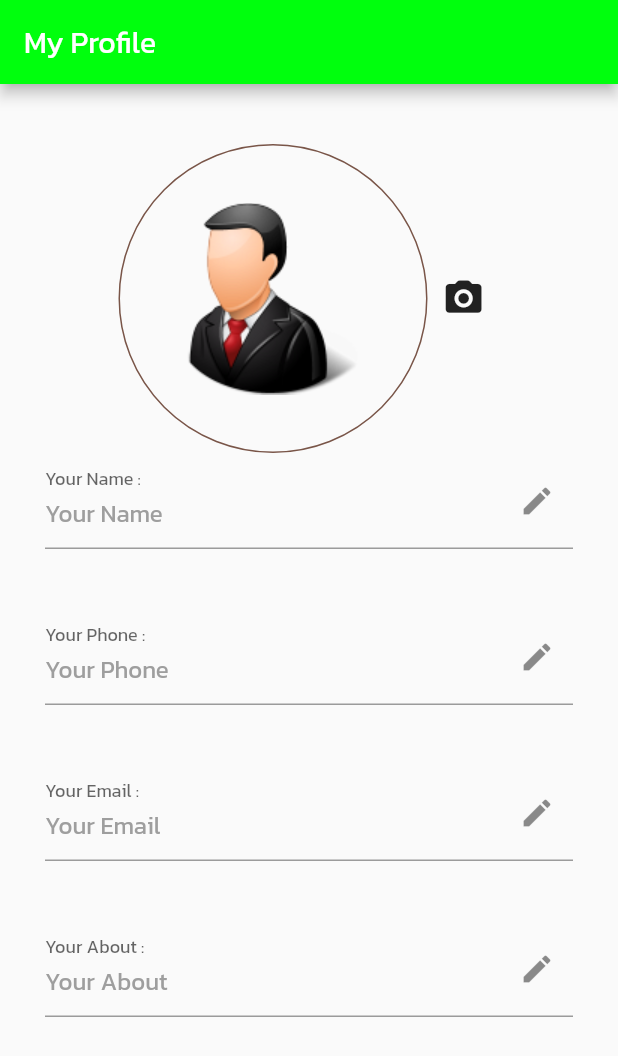
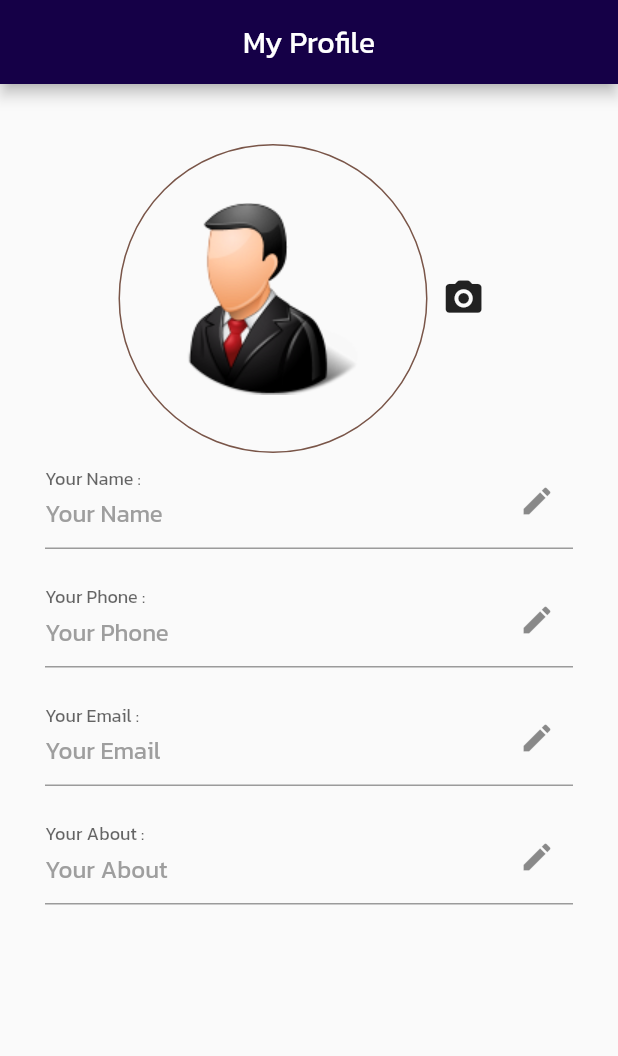
Before and after one commit to Nutty24s101st/my_profile_app, a Flutter app: the screen it shows after launch, after a tap on the "camera alt" icon, on a phone screen of 412 x 824 dp. Shown: the top 1056 px of the screen. Run offline on Flutter 3.47's test engine with Material 2 defaults, Android fonts, the phone set to English and light mode, and no system bars; our stand-ins replace google_fonts, image_picker, shared_preferences.

Commit message:
Project Complete

```diff
--- a/lib/views/home.ui.dart
+++ b/lib/views/home.ui.dart
@@ -1,8 +1,14 @@
+import 'dart:io';
+
 import 'package:flutter/material.dart';
+import 'package:image_picker/image_picker.dart';
 import 'package:my_profile_app/views/your_about_ui.dart';
 import 'package:my_profile_app/views/your_email_ui.dart';
 import 'package:my_profile_app/views/your_name_ui.dart';
 import 'package:my_profile_app/views/your_phone_ui.dart';
+import 'package:path/path.dart';
+import 'package:path_provider/path_provider.dart';
+import 'package:shared_preferences/shared_preferences.dart';
 
 class HomeUI extends StatefulWidget {
   const HomeUI({Key? key}) : super(key: key);
@@ -12,27 +18,109 @@ class HomeUI extends StatefulWidget {
 }
 
 class _HomeUIState extends State<HomeUI> {
+  TextEditingController yournameCtrl = TextEditingController(text: '');
+  TextEditingController yourphoneCtrl = TextEditingController(text: '');
+  TextEditingController youremailCtrl = TextEditingController(text: '');
+  TextEditingController youraboutCtrl = TextEditingController(text: '');
+
+  File? _image;
+  getImageFromCameraAndSaveToSF() async {
+    XFile? pickImage =
+        await ImagePicker().pickImage(source: ImageSource.camera);
+
+    if (pickImage != null) {
+      setState(() {
+        _image = File(pickImage.path);
+      });
+    }
+  }
+
+  getImageFromGalleryAndSaveToSF() async {
+    XFile? pickImage =
+        await ImagePicker().pickImage(source: ImageSource.gallery);
+    if (pickImage != null) {
+      setState(() {
+        _image = File(pickImage.path);
+      });
+    }
+
+    Directory imageDir = await getApplicationDocumentsDirectory();
+    String imagePath = imageDir.path;
+    var imageName = basename (pickImage!.path);
+    File localImage = await File(pickImage.path).copy('$imagePath/$imageName');
+
+    SharedPreferences prefer = await SharedPreferences.getInstance();
+    prefer.setString('yourimage', localImage.path);
+  }
+
+  check_and_show_data() async {
+    SharedPreferences prefer = await SharedPreferences.getInstance();
+    bool yournameKey = prefer.containsKey('yourname');
+    bool yourphoneKey = prefer.containsKey('yourphone');
+    bool youremailKey = prefer.containsKey('youremail');
+    bool youraboutKey = prefer.containsKey('yourabout');
+    bool yourimageKey = prefer.containsKey('yourimage');
+
+    if (yournameKey == true) {
+      setState(() {
+        yournameCtrl.text = prefer.getString('yourname')!;
+      });
+    }
+
+    if (yourphoneKey == true) {
+      setState(() {
+        yourphoneCtrl.text = prefer.getString('yourphone')!;
+      });
+    }
+
+    if (youremailKey == true) {
+      setState(() {
+        youremailCtrl.text = prefer.getString('youremail')!;
+      });
+    }
+
+    if (youraboutKey == true) {
+      setState(() {
+        youraboutCtrl.text = prefer.getString('yourabout')!;
+      });
+    }
+
+    if (yourimageKey == true) {
+      setState(() {
+        _image = File(prefer.getString('yourabout')!);
+      });
+    }
+  }
+
+  @override
+  void initState() {
+    // TODO: implement initState
+    check_and_show_data();
+    super.initState();
+  }
+
   @override
   Widget build(BuildContext context) {
     return Scaffold(
       appBar: AppBar(
-      backgroundColor: Color.fromARGB(255, 0, 255, 13),
-      title:Text(
+        backgroundColor: Color.fromARGB(255, 21, 0, 71),
+        title: Text(
           'My Profile',
         ),
+        centerTitle: true,
       ),
       body: SingleChildScrollView(
         child: Center(
           child: Column(
             children: [
-
               SizedBox(
                 height: 40.0,
               ),
               Row(
                 mainAxisAlignment: MainAxisAlignment.center,
                 children: [
-                  Container(
+                  _image == null
+                  ?Container(
                     height: MediaQuery.of(context).size.width * 0.5,
                     width: MediaQuery.of(context).size.width * 0.5,
                     decoration: BoxDecoration(
@@ -47,9 +135,29 @@ class _HomeUIState extends State<HomeUI> {
                         ),
                       ),
                     ),
+                  )
+                  :Container(
+                    height: MediaQuery.of(context).size.width * 0.5,
+                    width: MediaQuery.of(context).size.width * 0.5,
+                    decoration: BoxDecoration(
+                      border: Border.all(
+                        color: Colors.brown,
+                        width: 1.0,
                       ),
+                      shape: BoxShape.circle,
+                      image: DecorationImage(
+                        image: FileImage(
+                          _image!,
+                        ),
+                      fit: BoxFit.cover,
+                      ),
+                    ),
+                  ),
+
                   IconButton(
-                    onPressed: () {},
+                    onPressed: () {
+                      getImageFromCameraAndSaveToSF();
+                    },
                     icon: Icon(
                       Icons.camera_alt_rounded,
                       size: MediaQuery.of(context).size.width * 0.07,
@@ -62,8 +170,8 @@ class _HomeUIState extends State<HomeUI> {
                   right: 30.0,
                   left: 30.0,
                 ),
-
                 child: TextField(
+                  controller: yournameCtrl,
                   readOnly: true,
                   decoration: InputDecoration(
                     label: Text(
@@ -71,16 +179,15 @@ class _HomeUIState extends State<HomeUI> {
                     ),
                     floatingLabelBehavior: FloatingLabelBehavior.always,
                     hintText: 'Your Name',
-                    hintStyle: TextStyle(
-                      color: Colors.grey
-                    ),
+                    hintStyle: TextStyle(color: Colors.grey),
                     suffixIcon: IconButton(
                       onPressed: () {
                         Navigator.push(
                           context,
-                          MaterialPageRoute(builder: (context) => YourNameUI()
-                          ),
-                        );
+                          MaterialPageRoute(builder: (context) => YourNameUI()),
+                        ).then((value) {
+                          check_and_show_data();
+                        });
                       },
                       icon: Icon(
                         Icons.edit,
@@ -89,17 +196,16 @@ class _HomeUIState extends State<HomeUI> {
                   ),
                 ),
               ),
-
               SizedBox(
-              height: 40.0,
+                height: 15.0,
               ),
               Padding(
                 padding: const EdgeInsets.only(
                   right: 30.0,
                   left: 30.0,
                 ),
-
                 child: TextField(
+                  controller: yourphoneCtrl,
                   readOnly: true,
                   decoration: InputDecoration(
                     label: Text(
@@ -107,16 +213,16 @@ class _HomeUIState extends State<HomeUI> {
                     ),
                     floatingLabelBehavior: FloatingLabelBehavior.always,
                     hintText: 'Your Phone',
-                    hintStyle: TextStyle(
-                      color: Colors.grey
-                    ),
+                    hintStyle: TextStyle(color: Colors.grey),
                     suffixIcon: IconButton(
                       onPressed: () {
                         Navigator.push(
                           context,
-                          MaterialPageRoute(builder: (context) => YourPhoneUI()
-                          ),
-                        );
+                          MaterialPageRoute(
+                              builder: (context) => YourPhoneUI()),
+                        ).then((value) {
+                          check_and_show_data();
+                        });
                       },
                       icon: Icon(
                         Icons.edit,
@@ -125,17 +231,16 @@ class _HomeUIState extends State<HomeUI> {
                   ),
                 ),
               ),
-
               SizedBox(
-              height: 40.0,
+                height: 15.0,
               ),
               Padding(
                 padding: const EdgeInsets.only(
                   right: 30.0,
                   left: 30.0,
                 ),
-
                 child: TextField(
+                  controller: youremailCtrl,
                   readOnly: true,
                   decoration: InputDecoration(
                     label: Text(
@@ -143,16 +248,16 @@ class _HomeUIState extends State<HomeUI> {
                     ),
                     floatingLabelBehavior: FloatingLabelBehavior.always,
                     hintText: 'Your Email',
-                    hintStyle: TextStyle(
-                      color: Colors.grey
-                    ),
+                    hintStyle: TextStyle(color: Colors.grey),
                     suffixIcon: IconButton(
                       onPressed: () {
                         Navigator.push(
                           context,
-                          MaterialPageRoute(builder: (context) => YourEmailUI()
-                          ),
-                        );
+                          MaterialPageRoute(
+                              builder: (context) => YourEmailUI()),
+                        ).then((value) {
+                          check_and_show_data();
+                        });
                       },
                       icon: Icon(
                         Icons.edit,
@@ -161,17 +266,16 @@ class _HomeUIState extends State<HomeUI> {
                   ),
                 ),
               ),
-
               SizedBox(
-              height: 40.0,
+                height: 15.0,
               ),
               Padding(
                 padding: const EdgeInsets.only(
                   right: 30.0,
                   left: 30.0,
                 ),
-
                 child: TextField(
+                  controller: youraboutCtrl,
                   readOnly: true,
                   decoration: InputDecoration(
                     label: Text(
@@ -179,16 +283,16 @@ class _HomeUIState extends State<HomeUI> {
                     ),
                     floatingLabelBehavior: FloatingLabelBehavior.always,
                     hintText: 'Your About',
-                    hintStyle: TextStyle(
-                      color: Colors.grey
-                    ),
+                    hintStyle: TextStyle(color: Colors.grey),
                     suffixIcon: IconButton(
                       onPressed: () {
                         Navigator.push(
                           context,
-                          MaterialPageRoute(builder: (context) => YourAboutUI()
-                          ),
-                        );
+                          MaterialPageRoute(
+                              builder: (context) => YourAboutUI()),
+                        ).then((value) {
+                          check_and_show_data();
+                        });
                       },
                       icon: Icon(
                         Icons.edit,
@@ -197,12 +301,6 @@ class _HomeUIState extends State<HomeUI> {
                   ),
                 ),
               ),
-
-
-
-
-
-
             ],
           ),
         ),
--- a/pubspec.yaml
+++ b/pubspec.yaml
@@ -37,6 +37,8 @@ dependencies:
   google_fonts: ^3.0.1
   image_picker: ^0.8.5+3
   shared_preferences: ^2.0.15
+  path_provider: ^2.0.11
+  path: ^1.8.0
 
 dev_dependencies:
   flutter_test:
```
Also changed, not shown: lib/views/your_about_ui.dart (+13 -4 lines), lib/views/your_email_ui.dart (+13 -4 lines), lib/views/your_name_ui.dart (+12 -0 lines), lib/views/your_phone_ui.dart (+13 -5 lines), pubspec.lock. Lines whose indentation alone changed are shown as unchanged.
